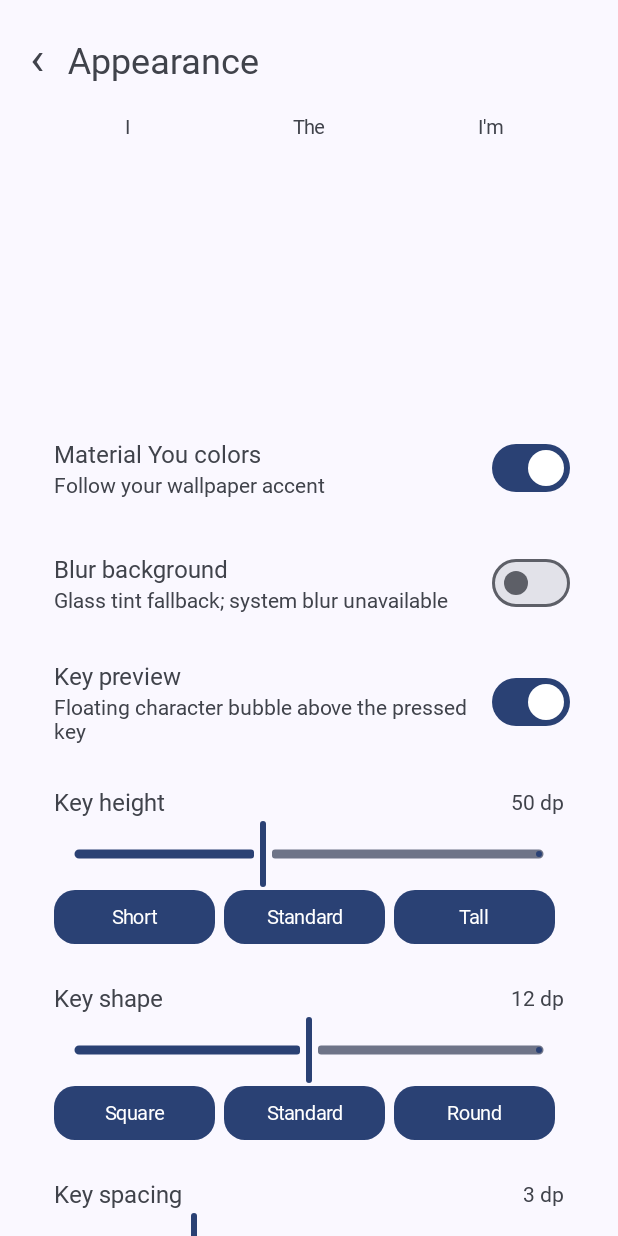
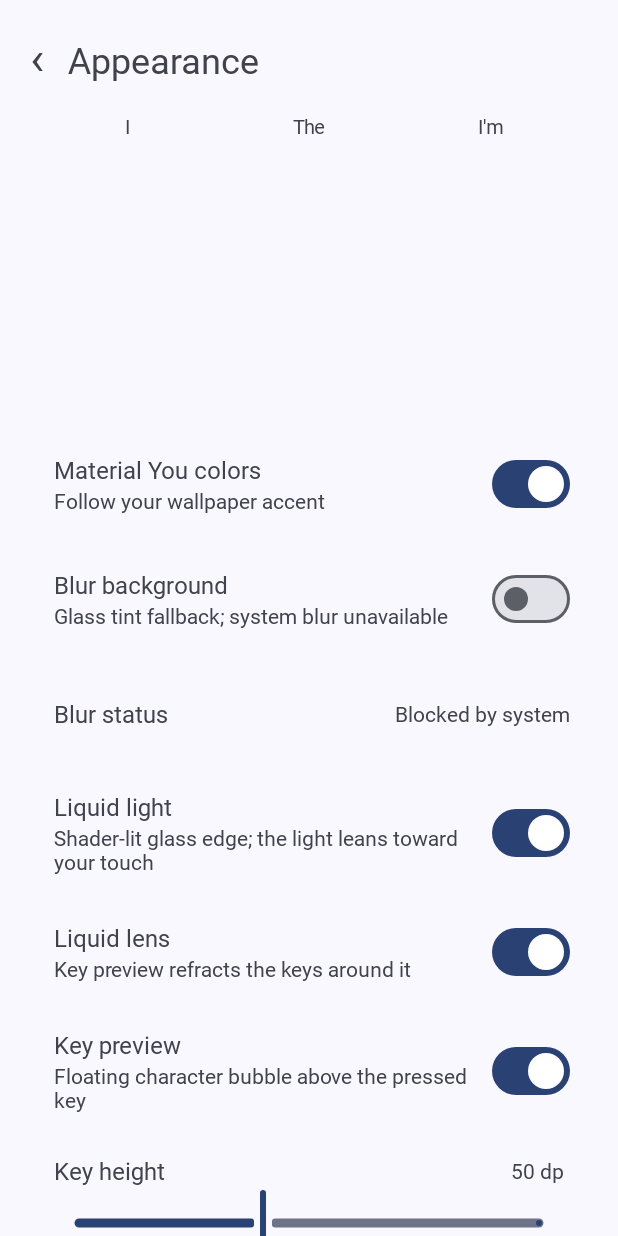
Before and after one commit to mchaworks/pillboard, an Android app: the screen it shows after launch (SettingsActivity), after a tap on "Appearance", on a phone screen of 412 x 824 dp. Run offline under Robolectric (Android 15) with nearby library versions, the phone set to English and light mode, and no system bars; Roboto replaces fonts that are not available here; 41 statements that could not run were skipped.

Commit message:
Liquid Expressive stage 3-4: glass renderer, AGSL rim, liquid lens

```diff
--- a/app/src/main/java/dev/pillboard/keyboard/KbTokens.kt
+++ b/app/src/main/java/dev/pillboard/keyboard/KbTokens.kt
@@ -6,9 +6,7 @@ import android.graphics.Color
 import android.graphics.drawable.ColorDrawable
 import android.graphics.drawable.Drawable
 import android.graphics.drawable.GradientDrawable
-import android.graphics.drawable.LayerDrawable
 import android.graphics.drawable.StateListDrawable
-import android.view.Gravity
 import androidx.core.graphics.ColorUtils
 import com.google.android.material.color.MaterialColors
 import com.google.android.material.R as MR
@@ -20,7 +18,7 @@ import com.google.android.material.R as MR
  */
 class KbTokens(private val ctx: Context) {
     companion object {
-        const val KEY_R_DEFAULT = 12
+        const val KEY_R_DEFAULT = 10
         /** Shadow room around floating popups (a popup window clips anything outside its bounds). */
         val POPUP_SHADOW_PAD get() = 10.dp
     }
@@ -30,14 +28,14 @@ class KbTokens(private val ctx: Context) {
 
     // ---- geometry ----
     val containerRadius = 30.dp.toFloat()
-    val stripRadius = 18.dp.toFloat()
+    val stripRadius = 20.dp.toFloat()      // near-pill: the strip reads as a capsule inside the shell
     val popupRadius = 20.dp.toFloat()
-    val specialRadiusBoost = 3.dp      // special keys: slightly rounder than letters
-    val actionRadiusBoost = 8.dp       // Enter / active Shift: most expressive shape
-    val pressRadiusBoost = 3.dp        // corner morph while pressed
+    val specialRadiusBoost = 0.dp      // iOS 26: every keycap shares one corner radius
+    val actionRadiusBoost = 2.dp       // Enter / active Shift: a touch rounder
+    val pressRadiusBoost = 2.dp        // corner morph while pressed
 
     // ---- elevation ----
-    val keyElevation = 1.5f * ctx.resources.displayMetrics.density
+    val keyElevation = 1f * ctx.resources.displayMetrics.density
     val popupElevation = 6.dp.toFloat()
 
     // ---- motion (kept lightweight; input never waits on these) ----
@@ -52,12 +50,13 @@ class KbTokens(private val ctx: Context) {
     val popupInMs = 100L
     val fadeOutMs = 70L
     val rowInMs = 140L                 // ?123 <-> ABC page change
-    val blurRadius = 40.dp
+    /** Android's window-blur guidance: ~80px reads well, above ~150px costs real performance. */
+    val blurRadius = minOf(28.dp, 110)
 
     // ---- color: glass belongs to the shell, keycaps stay solid tonal surfaces ----
     // Light theme: shell sits a notch darker so white keycaps separate from it (validated contrast ~1.24:1).
     val background = c(MR.attr.colorSurfaceContainerLow, if (night) 0xFF1C1B1F.toInt() else 0xFFF3EDF7.toInt())
-        .let { if (night) it else tone(it, Color.BLACK, 0.05f) }
+        .let { if (night) tone(it, Color.BLACK, 0.30f) else tone(it, Color.BLACK, 0.05f) }
     val glassFill = ColorUtils.setAlphaComponent(background, if (night) 0xD8 else 0xE8)
     /** Real backdrop blur keeps text legible, so the shell can be more translucent. */
     val glassFillBlur = ColorUtils.setAlphaComponent(background, if (night) 0xB4 else 0xC8)
@@ -65,23 +64,26 @@ class KbTokens(private val ctx: Context) {
     val glassFillNoBlur = ColorUtils.setAlphaComponent(background, 0xF2)
     val glassStroke = ColorUtils.setAlphaComponent(c(MR.attr.colorOutlineVariant, if (night) Color.WHITE else Color.BLACK), if (night) 0x48 else 0x30)
     val glassHighlight = ColorUtils.setAlphaComponent(Color.WHITE, if (night) 0x24 else 0x66)
-    val key = if (night) c(MR.attr.colorSurfaceContainerHighest, 0xFF36343B.toInt())
+    val key = if (night) tone(c(MR.attr.colorSurfaceContainerHighest, 0xFF36343B.toInt()), Color.WHITE, 0.10f)
               else c(MR.attr.colorSurfaceContainerLowest, Color.WHITE)
     val keyText = c(MR.attr.colorOnSurface, if (night) Color.WHITE else Color.BLACK)
     private val seed: Int? = if (Prefs.dynamic(ctx)) null else Prefs.seedColor(ctx)
 
-    val special = seed?.let { ColorUtils.blendARGB(key, it, 0.16f) }
-        ?: c(MR.attr.colorSecondaryContainer, 0xFF4A4458.toInt()).let { if (night) it else tone(it, Color.BLACK, 0.12f) }
-    val specialText = seed?.let { keyText } ?: c(MR.attr.colorOnSecondaryContainer, Color.WHITE)
-    val pressed = seed?.let { ColorUtils.blendARGB(key, it, 0.34f) } ?: c(MR.attr.colorPrimaryContainer, Color.LTGRAY)
-    val pressedText = seed?.let { keyText } ?: c(MR.attr.colorOnPrimaryContainer, Color.BLACK)
+    // iOS 26 direction: neutral gray keycaps (special keys one step darker), accent only for the primary action
+    private val hint = seed ?: c(MR.attr.colorPrimary, 0xFF6750A4.toInt())
+    val special = ColorUtils.blendARGB(tone(key, Color.BLACK, if (night) 0.30f else 0.20f), hint, 0.06f)
+    val specialText = keyText
+    val pressed = if (night) tone(key, Color.WHITE, 0.16f) else tone(key, Color.BLACK, 0.12f)
+    val pressedText = keyText
     val accent = seed ?: c(MR.attr.colorPrimary, Color.BLUE)
     val onAccent = seed?.let { if (ColorUtils.calculateLuminance(it) > 0.5) Color.BLACK else Color.WHITE }
         ?: c(MR.attr.colorOnPrimary, Color.WHITE)
     val keyStroke = ColorUtils.setAlphaComponent(keyText, if (night) 0x22 else 0x18)
+    val accentPressed = tone(accent, Color.BLACK, 0.18f)
 
     // suggestion strip: a faint tonal wash of the text color over the glass, so it belongs to the shell
-    val stripFill = ColorUtils.setAlphaComponent(keyText, if (night) 0x14 else 0x0E)
+    val stripFill = Color.TRANSPARENT          // iOS 26: no capsule, just words and dividers
+    val stripStroke = Color.TRANSPARENT
     val stripPressed = ColorUtils.setAlphaComponent(keyText, 0x24)
     val divider = ColorUtils.setAlphaComponent(keyText, 0x26)
 
@@ -92,32 +94,21 @@ class KbTokens(private val ctx: Context) {
     private fun tone(c: Int, target: Int, r: Float) =
         ColorUtils.setAlphaComponent(ColorUtils.blendARGB(c or 0xFF000000.toInt(), target, r), Color.alpha(c))
 
-    /** Very subtle top-to-bottom tonal sheen for a keycap (dark: lit from above, light: soft underside). */
-    fun sheen(base: Int): IntArray =
-        if (night) intArrayOf(tone(base, Color.WHITE, 0.07f), base) else intArrayOf(base, tone(base, Color.BLACK, 0.05f))
+    /** Keycaps are flat solid surfaces (iOS 26); kept as a two-stop array so morph animations stay generic. */
+    fun sheen(base: Int): IntArray = intArrayOf(base, base)
 
     // ---- shared surfaces ----
-    /** Floating glass shell: tonal gradient, hairline outline and a soft specular edge along the top. */
-    fun shell(fill: Int = glassFill): Drawable {
-        val colors = if (night) intArrayOf(tone(fill, Color.WHITE, 0.06f), fill) else intArrayOf(fill, tone(fill, Color.BLACK, 0.03f))
-        val body = GradientDrawable(GradientDrawable.Orientation.TOP_BOTTOM, colors).apply {
-            cornerRadius = containerRadius
-            setStroke(1.dp, glassStroke)
-        }
-        val edge = GradientDrawable(
-            GradientDrawable.Orientation.LEFT_RIGHT,
-            intArrayOf(ColorUtils.setAlphaComponent(glassHighlight, 0), glassHighlight, ColorUtils.setAlphaComponent(glassHighlight, 0)),
-        )
-        return LayerDrawable(arrayOf(body, edge)).apply {
-            setLayerGravity(1, Gravity.TOP)
-            setLayerHeight(1, 1.dp)
-            setLayerInsetTop(1, 1.dp)
-            setLayerInsetLeft(1, 30.dp)
-            setLayerInsetRight(1, 30.dp)
-        }
+    /**
+     * Floating glass shell, drawn on Canvas by [GlassSurfaceDrawable]: tonal gradient fill, directional specular rim
+     * and soft upper light (AGSL on API 33+ when "Liquid light" is on, gradients otherwise), plus a hairline outline.
+     * Also supplies the rounded outline used for clipping and for the window-blur mask.
+     */
+    fun shell(fill: Int = glassFill): GlassSurfaceDrawable =
+        GlassSurfaceDrawable(this, containerRadius, fill, GlassSurfaceDrawable.Style.SHELL, Prefs.bool(ctx, "glass_fx", true))
+
+    fun stripBackground(): Drawable = GradientDrawable().apply {
+        setColor(stripFill); cornerRadius = stripRadius; setStroke(1.dp, stripStroke)
     }
-
-    fun stripBackground(): Drawable = GradientDrawable().apply { setColor(stripFill); cornerRadius = stripRadius }
 
     fun stripItemBackground(): Drawable = StateListDrawable().apply {
         addState(intArrayOf(android.R.attr.state_pressed), GradientDrawable().apply {
@@ -126,7 +117,7 @@ class KbTokens(private val ctx: Context) {
         addState(intArrayOf(), ColorDrawable(Color.TRANSPARENT))
     }
 
-    fun popupBackground(): Drawable = GradientDrawable().apply {
-        setColor(popupFill); cornerRadius = popupRadius; setStroke(1.dp, glassStroke)
-    }
+    /** Floating popups share the glass renderer (rim + hairline) but stay near-opaque over arbitrary app content. */
+    fun popupBackground(): Drawable =
+        GlassSurfaceDrawable(this, popupRadius, popupFill, GlassSurfaceDrawable.Style.FLOATING, useShader = false)
 }
--- a/app/src/main/java/dev/pillboard/keyboard/SettingsActivity.kt
+++ b/app/src/main/java/dev/pillboard/keyboard/SettingsActivity.kt
@@ -52,6 +52,14 @@ class SettingsActivity : Activity() {
     private val blurOk get() = Build.VERSION.SDK_INT >= 31 &&
         (getSystemService(WINDOW_SERVICE) as WindowManager).isCrossWindowBlurEnabled
 
+    /** What the system actually allows right now, so a blur that "does nothing" has a visible reason. */
+    private fun blurStatus(): String = when {
+        Build.VERSION.SDK_INT < 31 -> "Needs Android 12+"
+        !blurOk -> "Blocked by system"
+        Prefs.bool(this, "blur", false) -> "Active"
+        else -> "Available, off"
+    }
+
     private val items: List<Item> by lazy {
         listOf(
             Item(Page.TYPING, "Suggestions", "word bar predictions") { ui.toggle("Suggestions", "Word bar above the keys", "suggest", true) },
@@ -69,6 +77,17 @@ class SettingsActivity : Activity() {
                 ui.toggle("Blur background",
                     if (blurOk) "Liquid Glass backdrop blur" else "Glass tint fallback; system blur unavailable",
                     "blur", false, enabled = true)
+            },
+            Item(Page.APPEARANCE, "Blur status", "blur glass system available blocked") { ui.info("Blur status", blurStatus()) },
+            Item(Page.APPEARANCE, "Liquid light", "glass specular rim shader agsl highlight edge") {
+                ui.toggle("Liquid light",
+                    if (Build.VERSION.SDK_INT >= 33) "Shader-lit glass edge; the light leans toward your touch" else "Needs Android 13+, using gradient edge light",
+                    "glass_fx", true, enabled = Build.VERSION.SDK_INT >= 33, onChange = { refreshPreview() })
+            },
+            Item(Page.APPEARANCE, "Liquid lens", "refraction lens magnifier key preview glass") {
+                ui.toggle("Liquid lens",
+                    if (Build.VERSION.SDK_INT >= 33) "Key preview refracts the keys around it" else "Needs Android 13+, using the plain bubble",
+                    "lens", true, enabled = Build.VERSION.SDK_INT >= 33)
             },
             Item(Page.APPEARANCE, "Key preview", "popup bubble character magnify") {
                 ui.toggle("Key preview", "Floating character bubble above the pressed key", "keypreview", true)
@@ -295,7 +314,7 @@ class SettingsActivity : Activity() {
                 addView(KeyView(context, k.label, k.style, t, false, k.icon) {}.apply {
                     textSize = if (k.label.length == 1 && k.icon == 0) 16f else 13f
                     iconSize = 16.dp
-                }, LinearLayout.LayoutParams(0, h, k.w).apply { setMargins(g, g + 1.dp, g, g + 1.dp) })
+                }, LinearLayout.LayoutParams(0, h, k.w).apply { setMargins(g, g + 2.dp, g, g + 2.dp) })
             }
         }
         fun letters(s: String) = s.map { K("$it", 1f) }
@@ -303,8 +322,8 @@ class SettingsActivity : Activity() {
         card.addView(row(letters("asdfghjkl")))
         card.addView(row(listOf(K("Shift", 1.5f, KeyStyle.SPECIAL, R.drawable.ic_shift)) + letters("zxcvbnm") +
             K("Backspace", 1.5f, KeyStyle.SPECIAL, R.drawable.ic_backspace)))
-        card.addView(row(listOf(K("?123", 1.35f, KeyStyle.SPECIAL), K(",", 0.85f, KeyStyle.SPECIAL), K("space", 4.45f),
-            K(".", 0.85f, KeyStyle.SPECIAL), K("Enter", 1.5f, KeyStyle.SPECIAL, R.drawable.ic_enter))))
+        card.addView(row(listOf(K("?123", 1.35f, KeyStyle.SPECIAL), K(",", 0.85f, KeyStyle.SPECIAL), K("space", 4.45f, KeyStyle.SPECIAL),
+            K(".", 0.85f, KeyStyle.SPECIAL), K("Enter", 1.5f, KeyStyle.ACCENT, R.drawable.ic_enter))))
         holder.addView(card, LinearLayout.LayoutParams(-1, -2))
     }
 }
--- a/app/src/main/java/dev/pillboard/keyboard/SettingsUi.kt
+++ b/app/src/main/java/dev/pillboard/keyboard/SettingsUi.kt
@@ -22,7 +22,7 @@ import com.google.android.material.R as MR
 /** Shared design tokens + row builders for every settings page, so pages can't drift apart. */
 class SettingsUi(private val a: Activity) {
     // ---- tokens ----
-    val boxRadius = 26.dp.toFloat()
+    val boxRadius = 28.dp.toFloat()
     val rowPad = 20.dp
     val rowMinH = 76.dp
     private fun color(attr: Int, fb: Int) = MaterialColors.getColor(a, attr, fb)
@@ -31,6 +31,8 @@ class SettingsUi(private val a: Activity) {
     val onSurface get() = color(MR.attr.colorOnSurface, Color.WHITE)
     val onSurfaceVar get() = color(MR.attr.colorOnSurfaceVariant, Color.LTGRAY)
     val primary get() = color(MR.attr.colorPrimary, Color.WHITE)
+    /** Same hairline the keyboard shell uses, so settings cards and the keyboard feel like one product. */
+    val hairline get() = (onSurface and 0x00FFFFFF) or (0x1A shl 24)
     val error get() = color(MR.attr.colorError, Color.RED)
     private val medium: Typeface get() = ResourcesCompat.getFont(a, R.font.gsr_medium) ?: Typeface.create("sans-serif-medium", Typeface.NORMAL)
 
@@ -45,7 +47,7 @@ class SettingsUi(private val a: Activity) {
     /** One rounded container, rows inside, thin inset dividers. */
     fun box(rows: List<View>): View = LinearLayout(a).apply {
         orientation = LinearLayout.VERTICAL
-        background = GradientDrawable().apply { setColor(surface); cornerRadius = boxRadius }
+        background = GradientDrawable().apply { setColor(surface); cornerRadius = boxRadius; setStroke(1.dp, hairline) }
         clipToOutline = true
         val divider = (onSurface and 0x00FFFFFF) or (0x1F shl 24)
         rows.forEachIndexed { i, v ->
@@ -57,7 +59,7 @@ class SettingsUi(private val a: Activity) {
 
     fun button(label: String, filled: Boolean, compact: Boolean = false, onClick: () -> Unit) = MaterialButton(a).apply {
         text = label; setTextSize(TypedValue.COMPLEX_UNIT_SP, if (compact) 13f else 14f); isAllCaps = false
-        cornerRadius = 14.dp; insetTop = 0; insetBottom = 0; minHeight = 0; minimumHeight = 0; minWidth = 0; minimumWidth = 0
+        cornerRadius = 100.dp; insetTop = 0; insetBottom = 0; minHeight = 0; minimumHeight = 0; minWidth = 0; minimumWidth = 0
         setPadding(if (compact) 14.dp else 16.dp, 0, if (compact) 14.dp else 16.dp, 0)
         val bg = if (filled) primary else color(MR.attr.colorSecondaryContainer, Color.DKGRAY)
         val fg = if (filled) color(MR.attr.colorOnPrimary, Color.BLACK) else color(MR.attr.colorOnSecondaryContainer, Color.WHITE)
@@ -186,7 +188,7 @@ class SettingsUi(private val a: Activity) {
             setTextColor(onSurface); setHintTextColor(onSurfaceVar)
             minLines = 2; gravity = Gravity.TOP or Gravity.START
             setPadding(16.dp, 12.dp, 16.dp, 12.dp)
-            background = GradientDrawable().apply { cornerRadius = 16.dp.toFloat(); setColor(inputBg) }
+            background = GradientDrawable().apply { cornerRadius = 20.dp.toFloat(); setColor(inputBg); setStroke(1.dp, hairline) }
         }
         val wrap = LinearLayout(a).apply { setPadding(16.dp, 14.dp, 16.dp, 14.dp); addView(input, LinearLayout.LayoutParams(-1, -2)) }
         return wrap to input
```
Also changed, not shown: app/src/main/java/dev/pillboard/keyboard/GlassLens.kt (added, +191 -0 lines), app/src/main/java/dev/pillboard/keyboard/GlassSurface.kt (added, +259 -0 lines), app/src/main/java/dev/pillboard/keyboard/KeyView.kt (+32 -15 lines), app/src/main/java/dev/pillboard/keyboard/PillboardService.kt (+20 -8 lines), 1 other file.
